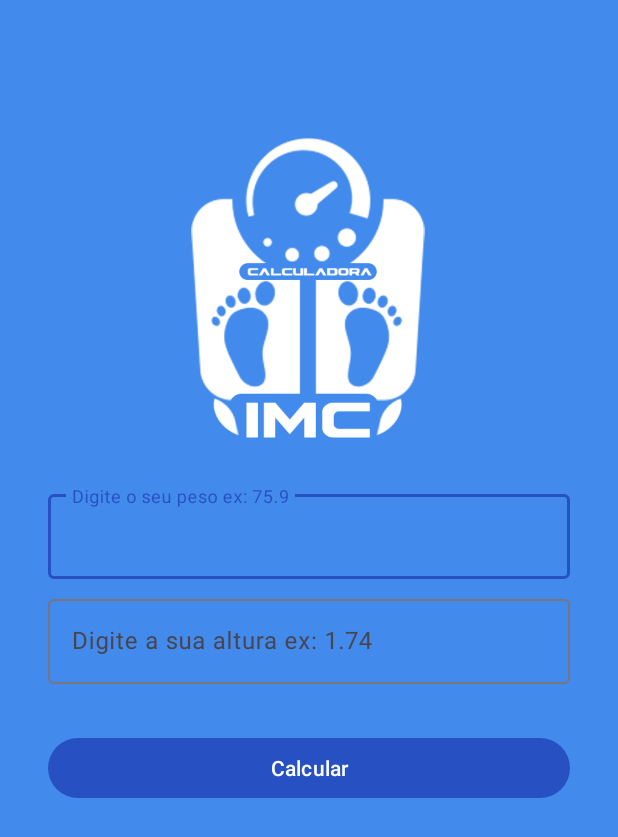
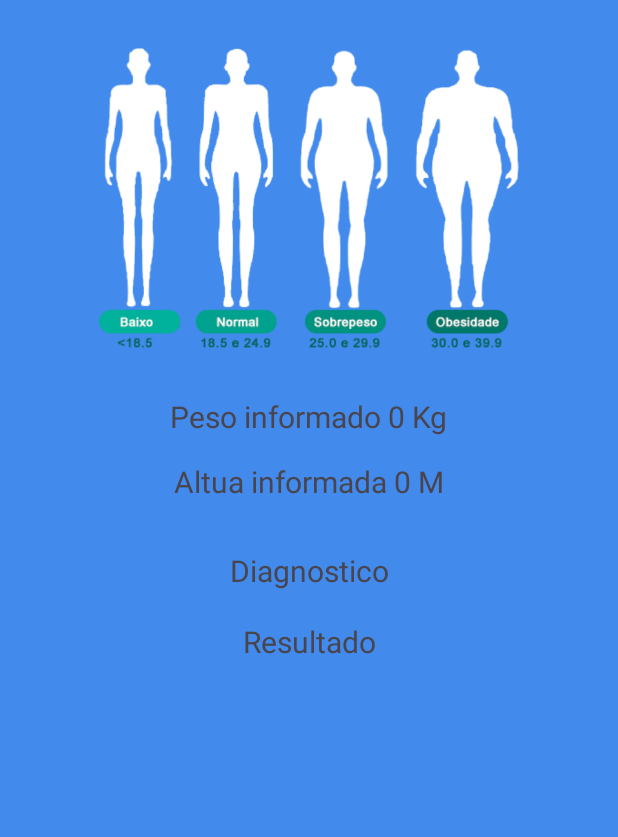
Before and after one commit to OtavioGandh/CalculadoraIMcNova, an Android app: the screen it shows after launch (MainActivity before the commit, ResultadoActivity2 after it), after a tap on "Calcular", on a phone screen of 412 x 824 dp. Shown: the top 837 px of the screen. Run offline under Robolectric (Android 15) with nearby library versions, the phone set to English and light mode, and no system bars.

Commit message:
Terminando a logica do APP

```diff
--- a/app/src/main/java/com/example/calculadoraimcnova/MainActivity.kt
+++ b/app/src/main/java/com/example/calculadoraimcnova/MainActivity.kt
@@ -4,6 +4,7 @@ import android.annotation.SuppressLint
 import android.content.Intent
 import android.os.Bundle
 import android.widget.Button
+import android.widget.EditText
 import androidx.activity.enableEdgeToEdge
 import androidx.appcompat.app.AppCompatActivity
 import androidx.core.view.ViewCompat
@@ -12,6 +13,8 @@ import androidx.core.view.WindowInsetsCompat
 class MainActivity : AppCompatActivity() {
 
     private lateinit var btnCalcular:Button
+    private lateinit var edtPeso:EditText
+    private lateinit var edtAltura:EditText
 
     @SuppressLint("MissingInflatedId")
     override fun onCreate(savedInstanceState: Bundle?) {
@@ -25,10 +28,23 @@ class MainActivity : AppCompatActivity() {
 
         }
         btnCalcular = findViewById(R.id.btnCalcular)
+        edtPeso = findViewById(R.id.edtPeso)
+        edtAltura = findViewById(R.id.edtAltura)
 
         btnCalcular.setOnClickListener {
 
             val intent = Intent(this, ResultadoActivity2::class.java)
+
+            val peso = edtPeso.text.toString()
+            val altura = edtAltura.text.toString()
+
+            if (peso.isNotEmpty()&& altura.isNotEmpty()){    // SO EVIARA PARA PROX TELA, SE OS DADOS NAO ESTIVEREM VAZIOS
+
+                intent.putExtra("peso", peso.toDouble())
+                intent.putExtra("altura", altura.toDouble())
+            }
+
+            startActivity(intent)
         }
         }
     }
--- a/app/src/main/java/com/example/calculadoraimcnova/ResultadoActivity2.kt
+++ b/app/src/main/java/com/example/calculadoraimcnova/ResultadoActivity2.kt
@@ -1,12 +1,17 @@
 package com.example.calculadoraimcnova
 
 import android.os.Bundle
+import android.widget.TextView
 import androidx.activity.enableEdgeToEdge
 import androidx.appcompat.app.AppCompatActivity
 import androidx.core.view.ViewCompat
 import androidx.core.view.WindowInsetsCompat
 
 class ResultadoActivity2 : AppCompatActivity() {
+
+    private lateinit var textPeso:TextView
+    private lateinit var textAltura:TextView
+    private lateinit var textResultado:TextView
     override fun onCreate(savedInstanceState: Bundle?) {
         super.onCreate(savedInstanceState)
         enableEdgeToEdge()
@@ -16,5 +21,31 @@ class ResultadoActivity2 : AppCompatActivity() {
             v.setPadding(systemBars.left, systemBars.top, systemBars.right, systemBars.bottom)
             insets
         }
+        textPeso = findViewById(R.id.textPeso)
+        textAltura = findViewById(R.id.textAltura)
+        textResultado = findViewById(R.id.textResultado)
+
+        val bundle = intent.extras //RECUPEANDO OS VALORES DIGITADOS
+
+        if (bundle!=null){//
+
+            val peso = bundle.getDouble("peso")
+            val altura = bundle.getDouble("altura")
+
+            textPeso.text = "Peso informado $peso Kg"
+            textAltura.text = "Peso informado $altura Kg"
+
+            val imc = peso/ (altura * altura)// FAZENDO O CALCULO
+            val resultado =if (imc< 18.5){
+                "Baixo"
+            }else if (imc in 18.5..24.9){
+                "Normal"
+            }else if (imc in 25.0 ..29.9 ){
+                  "Sobrepeso"
+            }else{
+                 "Obesidade"
+            }
+            textResultado.text = resultado
+        }
     }
 }
--- a/app/src/main/res/layout/activity_main.xml
+++ b/app/src/main/res/layout/activity_main.xml
@@ -26,6 +26,7 @@
             android:layout_width="match_parent"
             android:layout_height="wrap_content"
             android:hint="Digite o seu peso ex: 75.9"
+            android:inputType="number|numberDecimal"
             android:numeric="decimal" />
     </com.google.android.material.textfield.TextInputLayout>
 
@@ -46,6 +47,7 @@
             android:layout_width="match_parent"
             android:layout_height="wrap_content"
             android:hint="Digite a sua altura ex: 1.74"
+            android:inputType="number|numberDecimal"
             android:numeric="decimal" />
     </com.google.android.material.textfield.TextInputLayout>
 
```
